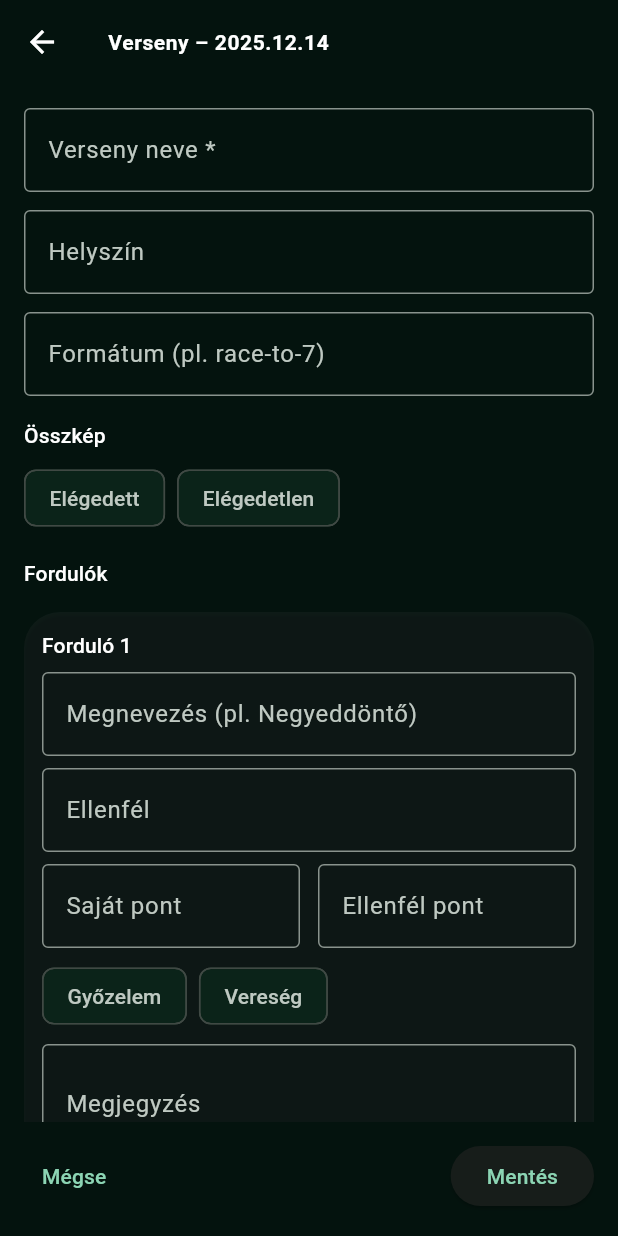
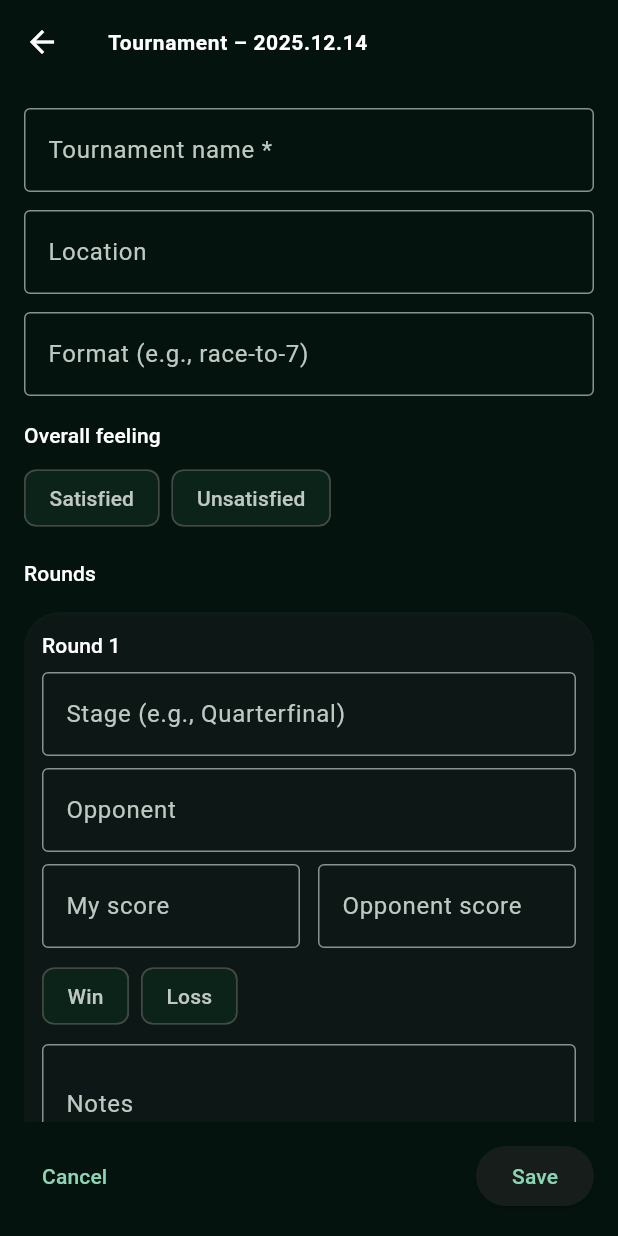
Before and after one commit to pmamico/PocketNotes, a Flutter app: the CompetitionLoggingScreen screen opened directly with empty values, on a phone screen of 412 x 824 dp. Run offline on Flutter 3.47's test engine with Material 3 defaults, Android fonts, the phone set to English and light mode, and no system bars; our stand-ins replace fl_chart, font_awesome_flutter, hive, hive_flutter, table_calendar; accounts and stored records are empty.

Commit message:
Update UI text to English and add session deletion functionality

```diff
--- a/lib/screens/competition_logging_screen.dart
+++ b/lib/screens/competition_logging_screen.dart
@@ -87,25 +87,25 @@ class _CompetitionLoggingScreenState extends State<CompetitionLoggingScreen> {
     final name = _eventNameController.text.trim();
     if (name.isEmpty) {
       ScaffoldMessenger.of(context)
-          .showSnackBar(const SnackBar(content: Text('Add meg a verseny nevét.')));
+          .showSnackBar(const SnackBar(content: Text('Enter the tournament name.')));
       return;
     }
     final rating = _satisfaction;
     if (rating == null) {
       ScaffoldMessenger.of(context)
-          .showSnackBar(const SnackBar(content: Text('Válassz elégedettséget a versenyhez.')));
+          .showSnackBar(const SnackBar(content: Text('Select a satisfaction rating for the tournament.')));
       return;
     }
     final rounds = <CompetitionRound>[];
     for (var i = 0; i < _rounds.length; i++) {
-      final converted = _rounds[i].toRound('Forduló ${i + 1}');
+      final converted = _rounds[i].toRound('Round ${i + 1}');
       if (converted != null) {
         rounds.add(converted);
       }
     }
     if (rounds.isEmpty) {
       ScaffoldMessenger.of(context).showSnackBar(
-        const SnackBar(content: Text('Legalább egy fordulót rögzíts.')),
+        const SnackBar(content: Text('Record at least one round.')),
       );
       return;
     }
@@ -139,7 +139,7 @@ class _CompetitionLoggingScreenState extends State<CompetitionLoggingScreen> {
     final dateLabel =
         '${widget.date.year}.${widget.date.month.toString().padLeft(2, '0')}.${widget.date.day.toString().padLeft(2, '0')}';
     return Scaffold(
-      appBar: AppBar(title: Text('Verseny – $dateLabel')),
+      appBar: AppBar(title: Text('Tournament – $dateLabel')),
       body: SafeArea(
         child: Padding(
           padding: const EdgeInsets.all(16),
@@ -153,7 +153,7 @@ class _CompetitionLoggingScreenState extends State<CompetitionLoggingScreen> {
                       TextField(
                         controller: _eventNameController,
                         decoration: const InputDecoration(
-                          labelText: 'Verseny neve *',
+                          labelText: 'Tournament name *',
                           border: OutlineInputBorder(),
                         ),
                       ),
@@ -161,7 +161,7 @@ class _CompetitionLoggingScreenState extends State<CompetitionLoggingScreen> {
                       TextField(
                         controller: _locationController,
                         decoration: const InputDecoration(
-                          labelText: 'Helyszín',
+                          labelText: 'Location',
                           border: OutlineInputBorder(),
                         ),
                       ),
@@ -169,25 +169,25 @@ class _CompetitionLoggingScreenState extends State<CompetitionLoggingScreen> {
                       TextField(
                         controller: _formatController,
                         decoration: const InputDecoration(
-                          labelText: 'Formátum (pl. race-to-7)',
+                          labelText: 'Format (e.g., race-to-7)',
                           border: OutlineInputBorder(),
                         ),
                       ),
                       const SizedBox(height: 16),
-                      Text('Összkép',
+                      Text('Overall feeling',
                           style: Theme.of(context).textTheme.titleSmall),
                       const SizedBox(height: 8),
                       Wrap(
                         spacing: 8,
                         children: [
                           ChoiceChip(
-                            label: const Text('Elégedett'),
+                            label: const Text('Satisfied'),
                             selected: _satisfaction == 1,
                             onSelected: (selected) =>
                                 _toggleSatisfaction(1, selected),
                           ),
                           ChoiceChip(
-                            label: const Text('Elégedetlen'),
+                            label: const Text('Unsatisfied'),
                             selected: _satisfaction == -1,
                             onSelected: (selected) =>
                                 _toggleSatisfaction(-1, selected),
@@ -195,7 +195,7 @@ class _CompetitionLoggingScreenState extends State<CompetitionLoggingScreen> {
                         ],
                       ),
                       const SizedBox(height: 16),
-                      Text('Fordulók',
+                      Text('Rounds',
                           style: Theme.of(context).textTheme.titleSmall),
                       const SizedBox(height: 8),
                       ..._rounds
@@ -215,14 +215,14 @@ class _CompetitionLoggingScreenState extends State<CompetitionLoggingScreen> {
                       OutlinedButton.icon(
                         onPressed: _addRound,
                         icon: const Icon(Icons.add),
-                        label: const Text('Új forduló'),
+                        label: const Text('Add round'),
                       ),
                       const SizedBox(height: 16),
                       TextField(
                         controller: _noteController,
                         maxLines: 4,
                         decoration: const InputDecoration(
-                          labelText: 'Jegyzet',
+                          labelText: 'Notes',
                           border: OutlineInputBorder(),
                         ),
                       ),
@@ -236,7 +236,7 @@ class _CompetitionLoggingScreenState extends State<CompetitionLoggingScreen> {
                 children: [
                   TextButton(
                     onPressed: _saving ? null : () => Navigator.of(context).pop(),
-                    child: const Text('Mégse'),
+                    child: const Text('Cancel'),
                   ),
                   ElevatedButton(
                     onPressed: _saving ? null : _save,
@@ -246,7 +246,7 @@ class _CompetitionLoggingScreenState extends State<CompetitionLoggingScreen> {
                             height: 16,
                             child: CircularProgressIndicator(strokeWidth: 2),
                           )
-                        : const Text('Mentés'),
+                        : const Text('Save'),
                   ),
                 ],
               ),
@@ -340,12 +340,12 @@ class _RoundCard extends StatelessWidget {
             Row(
               mainAxisAlignment: MainAxisAlignment.spaceBetween,
               children: [
-                Text('Forduló ${index + 1}',
+                Text('Round ${index + 1}',
                     style: Theme.of(context).textTheme.titleSmall),
                 if (onRemove != null)
                   IconButton(
                     icon: const Icon(Icons.delete_outline),
-                    tooltip: 'Forduló törlése',
+                    tooltip: 'Delete round',
                     onPressed: onRemove,
                   ),
               ],
@@ -354,7 +354,7 @@ class _RoundCard extends StatelessWidget {
             TextField(
               controller: data.stageController,
               decoration: const InputDecoration(
-                labelText: 'Megnevezés (pl. Negyeddöntő)',
+                labelText: 'Stage (e.g., Quarterfinal)',
                 border: OutlineInputBorder(),
               ),
             ),
@@ -362,7 +362,7 @@ class _RoundCard extends StatelessWidget {
             TextField(
               controller: data.opponentController,
               decoration: const InputDecoration(
-                labelText: 'Ellenfél',
+                labelText: 'Opponent',
                 border: OutlineInputBorder(),
               ),
             ),
@@ -374,7 +374,7 @@ class _RoundCard extends StatelessWidget {
                     controller: data.myScoreController,
                     keyboardType: TextInputType.number,
                     decoration: const InputDecoration(
-                      labelText: 'Saját pont',
+                      labelText: 'My score',
                       border: OutlineInputBorder(),
                     ),
                   ),
@@ -385,7 +385,7 @@ class _RoundCard extends StatelessWidget {
                     controller: data.opponentScoreController,
                     keyboardType: TextInputType.number,
                     decoration: const InputDecoration(
-                      labelText: 'Ellenfél pont',
+                      labelText: 'Opponent score',
                       border: OutlineInputBorder(),
                     ),
                   ),
@@ -397,7 +397,7 @@ class _RoundCard extends StatelessWidget {
               spacing: 8,
               children: [
                 ChoiceChip(
-                  label: const Text('Győzelem'),
+                  label: const Text('Win'),
                   selected: data.won == true,
                   onSelected: (selected) {
                     data.won = selected ? true : null;
@@ -405,7 +405,7 @@ class _RoundCard extends StatelessWidget {
                   },
                 ),
                 ChoiceChip(
-                  label: const Text('Vereség'),
+                  label: const Text('Loss'),
                   selected: data.won == false,
                   onSelected: (selected) {
                     data.won = selected ? false : null;
@@ -419,7 +419,7 @@ class _RoundCard extends StatelessWidget {
               controller: data.noteController,
               maxLines: 2,
               decoration: const InputDecoration(
-                labelText: 'Megjegyzés',
+                labelText: 'Notes',
                 border: OutlineInputBorder(),
               ),
             ),
--- a/lib/screens/game_day_logging_sheet.dart
+++ b/lib/screens/game_day_logging_sheet.dart
@@ -55,7 +55,7 @@ class _GameDayLoggingSheetState extends State<GameDayLoggingSheet> {
     final rating = _satisfaction;
     if (rating == null) {
       ScaffoldMessenger.of(context).showSnackBar(
-        const SnackBar(content: Text('Válassz elégedettséget.')),
+        const SnackBar(content: Text('Select a satisfaction rating.')),
       );
       return;
     }
@@ -89,22 +89,22 @@ class _GameDayLoggingSheetState extends State<GameDayLoggingSheet> {
           mainAxisSize: MainAxisSize.min,
           crossAxisAlignment: CrossAxisAlignment.start,
           children: [
-            Text('Játéknap - $dateLabel',
+            Text('Game day - $dateLabel',
                 style: Theme.of(context).textTheme.titleMedium),
             const SizedBox(height: 16),
-            Text('Elégedettség',
+            Text('Satisfaction',
                 style: Theme.of(context).textTheme.titleSmall),
             const SizedBox(height: 8),
             Wrap(
               spacing: 8,
               children: [
                 ChoiceChip(
-                  label: const Text('Elégedett'),
+                  label: const Text('Satisfied'),
                   selected: _satisfaction == 1,
                   onSelected: (selected) => _toggleSatisfaction(1, selected),
                 ),
                 ChoiceChip(
-                  label: const Text('Elégedetlen'),
+                  label: const Text('Unsatisfied'),
                   selected: _satisfaction == -1,
                   onSelected: (selected) => _toggleSatisfaction(-1, selected),
                 ),
@@ -115,7 +115,7 @@ class _GameDayLoggingSheetState extends State<GameDayLoggingSheet> {
               controller: _noteController,
               maxLines: 3,
               decoration: const InputDecoration(
-                labelText: 'Jegyzet',
+                labelText: 'Notes',
                 border: OutlineInputBorder(),
               ),
             ),
@@ -125,7 +125,7 @@ class _GameDayLoggingSheetState extends State<GameDayLoggingSheet> {
               children: [
                 TextButton(
                   onPressed: _saving ? null : () => Navigator.of(context).pop(),
-                  child: const Text('Mégse'),
+                  child: const Text('Cancel'),
                 ),
                 const SizedBox(width: 12),
                 ElevatedButton(
@@ -136,7 +136,7 @@ class _GameDayLoggingSheetState extends State<GameDayLoggingSheet> {
                           height: 16,
                           child: CircularProgressIndicator(strokeWidth: 2),
                         )
-                      : const Text('Mentés'),
+                      : const Text('Save'),
                 ),
               ],
             ),
--- a/lib/screens/nine_ball_credence_ghost_logging_screen.dart
+++ b/lib/screens/nine_ball_credence_ghost_logging_screen.dart
@@ -176,8 +176,8 @@ class _NineBallCredenceGhostLoggingScreenState
       appBar: AppBar(
         title: Text(
           widget.initialSession != null
-              ? '9 Ball Credence – Szerkesztés'
-              : '9 Ball Credence – Új bejegyzés',
+              ? '9 Ball Credence – Edit entry'
+              : '9 Ball Credence – New entry',
         ),
       ),
       body: Padding(
@@ -207,7 +207,7 @@ class _NineBallCredenceGhostLoggingScreenState
               children: [
                 TextButton(
                   onPressed: _saving ? null : () => Navigator.of(context).pop(),
-                  child: const Text('Mégse'),
+                  child: const Text('Cancel'),
                 ),
                 Row(
                   children: [
@@ -234,7 +234,7 @@ class _NineBallCredenceGhostLoggingScreenState
                           height: 16,
                           child: CircularProgressIndicator(strokeWidth: 2),
                         )
-                      : const Text('Mentés'),
+                      : const Text('Save'),
                 ),
               ],
             ),
@@ -251,14 +251,14 @@ class _NineBallCredenceGhostLoggingScreenState
         Column(
           crossAxisAlignment: CrossAxisAlignment.start,
           children: [
-            Text('Összpont', style: theme.textTheme.labelMedium),
+            Text('Total score', style: theme.textTheme.labelMedium),
             Text(_formatScore(_totalScore), style: theme.textTheme.titleLarge),
           ],
         ),
         Column(
           crossAxisAlignment: CrossAxisAlignment.start,
           children: [
-            Text('Frame átlag', style: theme.textTheme.labelMedium),
+            Text('Frame average', style: theme.textTheme.labelMedium),
             Text(
               _formatScore(_averageScore),
               style: theme.textTheme.titleLarge,
@@ -337,8 +337,8 @@ class _NineBallCredenceGhostLoggingScreenState
       String? disabledHelper,
     }) {
       final helper = !enabled
-          ? (disabledHelper ?? 'Csak az 5 ball után elérhető')
-          : 'Válaszd ki, hogy sikerült-e.';
+          ? (disabledHelper ?? 'Available after a made 5 ball')
+          : 'Mark whether it was made.';
 
       Widget buildButton(String text, bool target) {
         final selected = value == target;
@@ -369,9 +369,9 @@ class _NineBallCredenceGhostLoggingScreenState
           const SizedBox(height: 8),
           Row(
             children: [
-              buildButton('Nincs meg', false),
+              buildButton('Missed', false),
               const SizedBox(width: 8),
-              buildButton('Megvan', true),
+              buildButton('Made', true),
             ],
           ),
           const SizedBox(height: 4),
@@ -414,7 +414,7 @@ class _NineBallCredenceGhostLoggingScreenState
             value: nineCredence,
             color: Colors.lightBlueAccent,
             onChanged: (value) => setState(() => _nineCredences[frame] = value),
-            helperText: 'Ha igazad van, dupla pont jár érte.',
+            helperText: "If you're right, you earn double points.",
           ),
           resultToggle(
             label: '',
@@ -424,13 +424,13 @@ class _NineBallCredenceGhostLoggingScreenState
           ),
         ] else ...[
           Text(
-            'Ha az 5 ball sikerül, fogadhatsz a 9 ballra és dupla pontot kapsz.',
+            'If you make the 5 ball you can bet on the 9 ball for double points.',
             style: theme.textTheme.bodySmall?.copyWith(color: Colors.white70),
           ),
         ],
         const SizedBox(height: 16),
         Text(
-          'Frame pont: ${_formatScore(frameScore)}',
+          'Frame score: ${_formatScore(frameScore)}',
           style: theme.textTheme.titleMedium,
         ),
       ],
--- a/lib/screens/one_pocket_ghost_logging_screen.dart
+++ b/lib/screens/one_pocket_ghost_logging_screen.dart
@@ -98,11 +98,11 @@ class _OnePocketGhostLoggingScreenState
             _buildRackInput(_currentRack),
             const SizedBox(height: 24),
             Text(
-              'Összpont: $_totalScore',
+              'Total score: $_totalScore',
               style: Theme.of(context).textTheme.titleLarge,
             ),
             Text(
-              'Rack átlag: ${_averageScore.toStringAsFixed(2)}',
+              'Rack average: ${_averageScore.toStringAsFixed(2)}',
               style: Theme.of(context)
                   .textTheme
                   .titleMedium
--- a/lib/widgets/practice_type_selector.dart
+++ b/lib/widgets/practice_type_selector.dart
@@ -15,13 +15,13 @@ class PracticeTypeSelector extends StatelessWidget {
           const Padding(
             padding: EdgeInsets.all(16.0),
             child: Text(
-              'Új bejegyzés',
+              'New entry',
               style: TextStyle(fontSize: 18, fontWeight: FontWeight.bold),
             ),
           ),
           ListTile(
             leading: const FaIcon(FontAwesomeIcons.bowlingBall),
-            title: const Text('Bowliards edzés'),
+            title: const Text('Bowliards drills'),
             onTap: () => onSelected(PracticeType.bowliards),
           ),
           ListTile(
@@ -36,12 +36,12 @@ class PracticeTypeSelector extends StatelessWidget {
           ),
           ListTile(
             leading: const FaIcon(FontAwesomeIcons.faceGrinStars),
-            title: const Text('Játéknap'),
+            title: const Text('Game day'),
             onTap: () => onSelected(PracticeType.gameDay),
           ),
           ListTile(
             leading: const FaIcon(FontAwesomeIcons.trophy),
-            title: const Text('Verseny'),
+            title: const Text('Tournament'),
             onTap: () => onSelected(PracticeType.competition),
           ),
           const SizedBox(height: 8),
--- a/lib/widgets/session_list_tile.dart
+++ b/lib/widgets/session_list_tile.dart
@@ -7,11 +7,13 @@ class SessionListTile extends StatelessWidget {
   final PracticeSession session;
   final Color color;
   final VoidCallback onTap;
+  final VoidCallback? onLongPress;
   const SessionListTile({
     super.key,
     required this.session,
     required this.color,
     required this.onTap,
+    this.onLongPress,
   });
 
   @override
@@ -21,18 +23,18 @@ class SessionListTile extends StatelessWidget {
     IconData icon = Icons.event;
     switch (session.type) {
       case PracticeType.bowliards:
-        title = 'Bowliards – ${session.totalScore ?? '-'} pont';
+        title = 'Bowliards – ${session.totalScore ?? '-'} pts';
         icon = FontAwesomeIcons.bowlingBall;
         details.add(
-          'Kezdés: ${TimeOfDay.fromDateTime(session.date).format(context)}',
+          'Start: ${TimeOfDay.fromDateTime(session.date).format(context)}',
         );
         break;
       case PracticeType.onePocketGhost:
         final total = session.totalScore?.toString() ?? '-';
-        title = 'One Pocket Ghost – összesen $total pont';
+        title = 'One Pocket Ghost – total $total pts';
         icon = FontAwesomeIcons.ghost;
         details.add(
-          'Kezdés: ${TimeOfDay.fromDateTime(session.date).format(context)}',
+          'Start: ${TimeOfDay.fromDateTime(session.date).format(context)}',
         );
         break;
       case PracticeType.nineBallCredenceGhost:
@@ -42,21 +44,21 @@ class SessionListTile extends StatelessWidget {
         title = '9 Ball Credence – $totalCredence';
         icon = FontAwesomeIcons.bullseye;
         details.add(
-          'Kezdés: ${TimeOfDay.fromDateTime(session.date).format(context)}',
+          'Start: ${TimeOfDay.fromDateTime(session.date).format(context)}',
         );
         final avg = session.averageScore;
         if (avg != null) {
-          details.add('Átlag: ${avg.toStringAsFixed(1)} cb');
+          details.add('Average: ${avg.toStringAsFixed(1)} cb');
         }
         break;
       case PracticeType.gameDay:
         final mood = session.gameDayData?.satisfaction;
         final rating = mood == 1
-            ? 'Elégedett'
+            ? 'Satisfied'
             : mood == -1
-            ? 'Elégedetlen'
-            : 'Nincs értékelés';
-        title = 'Játéknap – $rating';
+            ? 'Unsatisfied'
+            : 'No rating';
+        title = 'Game day – $rating';
         icon = FontAwesomeIcons.faceGrinStars;
         break;
       case PracticeType.competition:
@@ -64,10 +66,10 @@ class SessionListTile extends StatelessWidget {
         final rounds = data?.rounds ?? [];
         final wins = rounds.where((r) => r.won == true).length;
         final losses = rounds.where((r) => r.won == false).length;
-        title = 'Verseny – ${data?.eventName ?? 'Ismeretlen'}';
+        title = 'Tournament – ${data?.eventName ?? 'Unknown'}';
         icon = FontAwesomeIcons.trophy;
         if (rounds.isNotEmpty) {
-          details.add('Mérleg: $wins W / $losses L');
+          details.add('Record: $wins W / $losses L');
         }
         final location = data?.location;
         if (location != null && location.isNotEmpty) {
@@ -75,10 +77,10 @@ class SessionListTile extends StatelessWidget {
         }
         final verdictValue = data?.satisfaction;
         final verdict = verdictValue == 1
-            ? 'Elégedett'
+            ? 'Satisfied'
             : verdictValue == -1
-            ? 'Elégedetlen'
-            : 'Nincs értékelés';
+            ? 'Unsatisfied'
+            : 'No rating';
         details.add(verdict);
         break;
     }
@@ -91,6 +93,7 @@ class SessionListTile extends StatelessWidget {
       color: Colors.transparent,
       child: InkWell(
         onTap: onTap,
+        onLongPress: onLongPress,
         borderRadius: BorderRadius.circular(20),
         child: Ink(
           padding: const EdgeInsets.all(16),
```
Also changed, not shown: lib/screens/day_sessions_screen.dart (+40 -4 lines), lib/screens/home_screen.dart (+57 -22 lines), lib/screens/statistics_screen.dart (+18 -18 lines).
